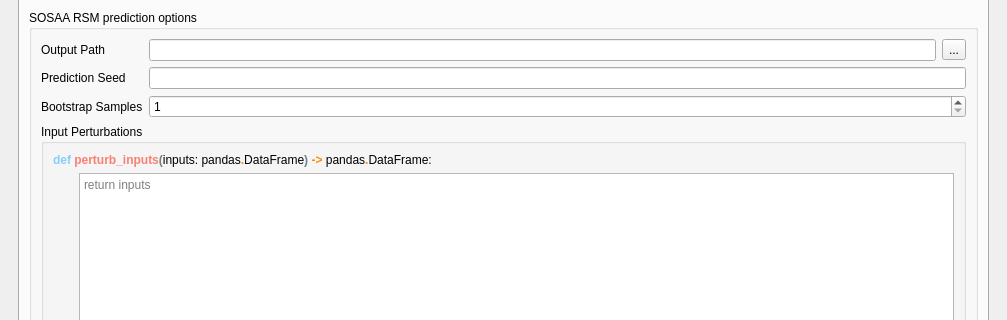
Before: the Qt Designer form sosaa_gui/layouts/gui.ui in juntyr/sosaa-gui, drawn with Qt 5; both pictures show x 0 to 1007 and y 88 to 408 of the 1007 by 934 pixel window.
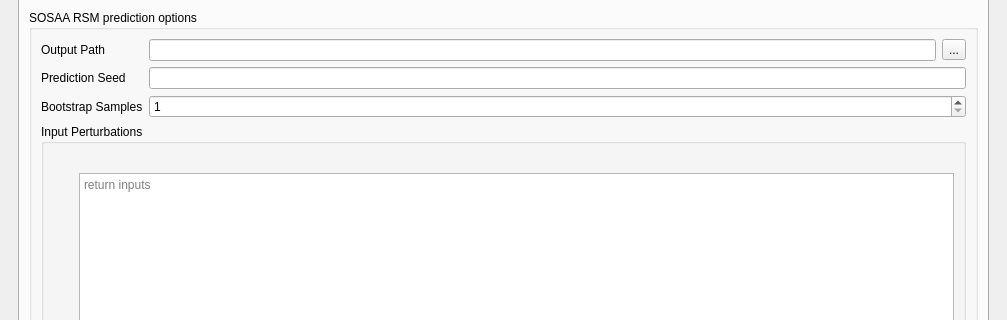
After: the same form once the commit is applied. The open tabs and pages were chosen to show the change.

Commit message: Fixed syntax highlighting for light/dark style

What changed in the file:
```diff
--- a/sosaa_gui/layouts/gui.ui
+++ b/sosaa_gui/layouts/gui.ui
@@ -3078,15 +3078,7 @@
                    </spacer>
                   </item>
                   <item row="0" column="0" colspan="2">
-                   <widget class="QLabel" name="label_15">
-                    <property name="text">
-                     <string>&lt;!DOCTYPE HTML PUBLIC &quot;-//W3C//DTD HTML 4.0//EN&quot; &quot;http://www.w3.org/TR/REC-html40/strict.dtd&quot;&gt;
-&lt;html&gt;&lt;head&gt;&lt;meta name=&quot;qrichtext&quot; content=&quot;1&quot; /&gt;&lt;meta charset=&quot;utf-8&quot; /&gt;&lt;style type=&quot;text/css&quot;&gt;
-p, li { white-space: pre-wrap; }
-&lt;/style&gt;&lt;/head&gt;&lt;body style=&quot; font-family:'Segoe UI'; font-size:9pt; font-weight:400; font-style:normal;&quot;&gt;
-&lt;p style=&quot; margin-top:0px; margin-bottom:0px; margin-left:0px; margin-right:0px; -qt-block-indent:0; text-indent:0px;&quot;&gt;&lt;span style=&quot; font-weight:700; color:#87cefa;&quot;&gt;def&lt;/span&gt; &lt;span style=&quot; font-weight:700; color:#fa8072;&quot;&gt;perturb_inputs&lt;/span&gt;&lt;span style=&quot; font-weight:700; color:#708090;&quot;&gt;(&lt;/span&gt;inputs: pandas&lt;span style=&quot; font-weight:700; color:#ff8c00;&quot;&gt;.&lt;/span&gt;DataFrame&lt;span style=&quot; font-weight:700; color:#708090;&quot;&gt;)&lt;/span&gt; &lt;span style=&quot; font-weight:700; color:#ff8c00;&quot;&gt;-&amp;gt;&lt;/span&gt; pandas&lt;span style=&quot; font-weight:700; color:#ff8c00;&quot;&gt;.&lt;/span&gt;DataFrame:&lt;/p&gt;&lt;/body&gt;&lt;/html&gt;</string>
-                    </property>
-                   </widget>
+                   <widget class="QLabel" name="rsm_perturbation_header"></widget>
                   </item>
                  </layout>
                 </widget>
```
Left out of the diff: 2 changed lines with no effect on the pictures. The commit also changes 5 other files.
